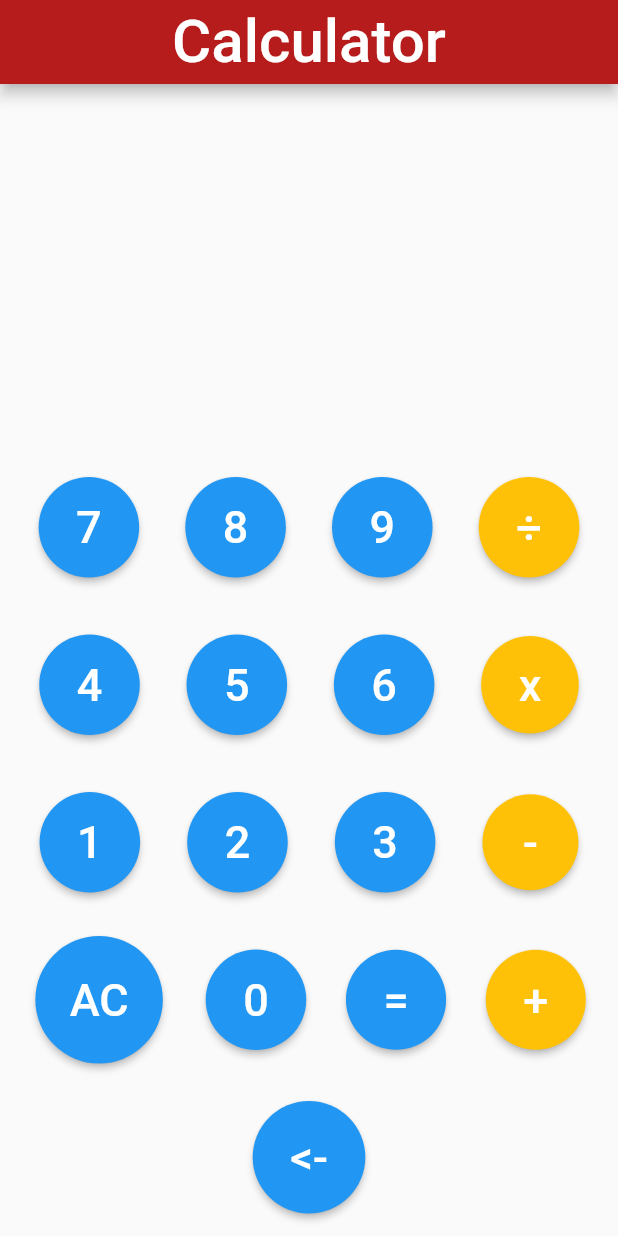
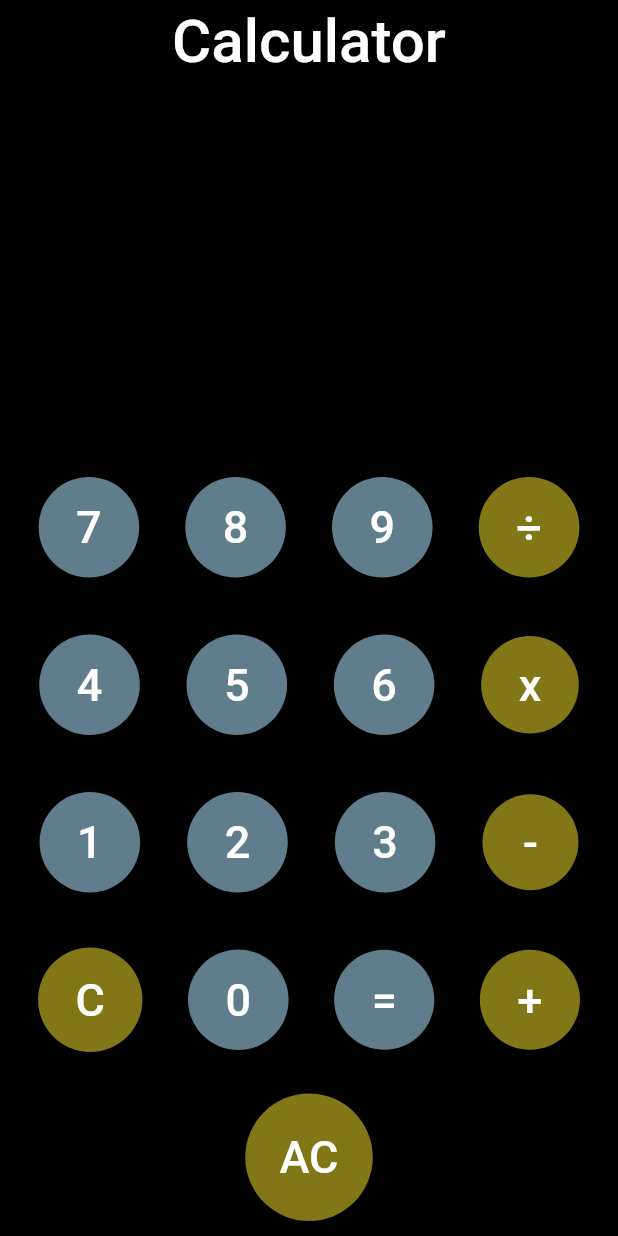
Before and after one commit to nanu1605/flutter_calculator, a Flutter app: the screen it shows after launch, on a phone screen of 412 x 824 dp. Run offline on Flutter 3.47's test engine with Material 2 defaults, Android fonts, the phone set to English and light mode, and no system bars; Roboto replaces fonts that are missing (Raleway).

Commit message:
UI changed

```diff
--- a/lib/main.dart
+++ b/lib/main.dart
@@ -21,6 +21,7 @@ class _MyHomePageState extends State<MyHomePage> {
   late String texttodisplay = '';
   late String operation = '';
   late String history = '';
+  static const dullyellow = const Color(0xFF827717);
 
   void buttonclick(String buttonvalue){
     if(buttonvalue=='AC'){
@@ -75,9 +76,10 @@ class _MyHomePageState extends State<MyHomePage> {
           style: TextStyle(fontFamily: 'Raleway', fontSize: 40),
         ),
         centerTitle: true,
-        backgroundColor: Colors.red[900],
+        backgroundColor: Colors.black,
       ),
       body: Container(
+        color: Colors.black,
         child: Column(
           mainAxisAlignment: MainAxisAlignment.end,
           children: <Widget>[
@@ -86,7 +88,7 @@ class _MyHomePageState extends State<MyHomePage> {
               alignment: const Alignment(1.0, 1.0),
               child: Text(
                 history,
-                style: const TextStyle(fontSize: 24, color: Colors.black),
+                style: const TextStyle(fontSize: 36, color: Colors.white),
               ),
             ),
             Container(
@@ -94,7 +96,7 @@ class _MyHomePageState extends State<MyHomePage> {
               alignment: const Alignment(1.0, 1.0),
               child: Text(
                 texttodisplay,
-                style: const TextStyle(fontSize: 48, color: Colors.black),
+                style: const TextStyle(fontSize: 54, color: Colors.white),
               ),
             ),
             Column(
@@ -105,13 +107,13 @@ class _MyHomePageState extends State<MyHomePage> {
                   crossAxisAlignment: CrossAxisAlignment.start,
                   children: <Widget>[
                     button.buildButton(
-                        '7', () => buttonclick('7'), Colors.blue),
+                        '7', () => buttonclick('7'), Colors.blueGrey),
                     button.buildButton(
-                        '8', () => buttonclick('8'), Colors.blue),
+                        '8', () => buttonclick('8'), Colors.blueGrey),
                     button.buildButton(
-                        '9', () => buttonclick('9'), Colors.blue),
+                        '9', () => buttonclick('9'), Colors.blueGrey),
                     button.buildButton(
-                        '÷', () => buttonclick('/'), Colors.amber),
+                        '÷', () => buttonclick('/'), dullyellow),
                   ],
                 ),
                 Row(
@@ -119,13 +121,13 @@ class _MyHomePageState extends State<MyHomePage> {
                   crossAxisAlignment: CrossAxisAlignment.start,
                   children: <Widget>[
                     button.buildButton(
-                        '4', () => buttonclick('4'), Colors.blue),
+                        '4', () => buttonclick('4'), Colors.blueGrey),
                     button.buildButton(
-                        '5', () => buttonclick('5'), Colors.blue),
+                        '5', () => buttonclick('5'), Colors.blueGrey),
                     button.buildButton(
-                        '6', () => buttonclick('6'), Colors.blue),
+                        '6', () => buttonclick('6'), Colors.blueGrey),
                     button.buildButton(
-                        'x', () => buttonclick('*'), Colors.amber),
+                        'x', () => buttonclick('*'), dullyellow),
                   ],
                 ),
                 Row(
@@ -133,13 +135,13 @@ class _MyHomePageState extends State<MyHomePage> {
                   crossAxisAlignment: CrossAxisAlignment.start,
                   children: <Widget>[
                     button.buildButton(
-                        '1', () => buttonclick('1'), Colors.blue),
+                        '1', () => buttonclick('1'), Colors.blueGrey),
                     button.buildButton(
-                        '2', () => buttonclick('2'), Colors.blue),
+                        '2', () => buttonclick('2'), Colors.blueGrey),
                     button.buildButton(
-                        '3', () => buttonclick('3'), Colors.blue),
+                        '3', () => buttonclick('3'), Colors.blueGrey),
                     button.buildButton(
-                        '-', () => buttonclick('-'), Colors.amber),
+                        '-', () => buttonclick('-'), dullyellow),
                   ],
                 ),
                 Row(
@@ -147,13 +149,13 @@ class _MyHomePageState extends State<MyHomePage> {
                   crossAxisAlignment: CrossAxisAlignment.start,
                   children: <Widget>[
                     button.buildButton(
-                        'AC', () => buttonclick('AC'), Colors.blue),
+                        'C', () => buttonclick('back'), dullyellow),
                     button.buildButton(
-                        '0', () => buttonclick('0'), Colors.blue),
+                        '0', () => buttonclick('0'), Colors.blueGrey),
                     button.buildButton(
-                        '=', () => buttonclick('='), Colors.blue),
+                        '=', () => buttonclick('='), Colors.blueGrey),
                     button.buildButton(
-                        '+', () => buttonclick('+'), Colors.amber),
+                        '+', () => buttonclick('+'), dullyellow),
                   ],
                 ),
                 Row(
@@ -161,7 +163,7 @@ class _MyHomePageState extends State<MyHomePage> {
                   crossAxisAlignment: CrossAxisAlignment.start,
                   children: <Widget>[
                     button.buildButton(
-                        '<-', () => buttonclick('back'), Colors.blue),
+                        'AC', () => buttonclick('AC'), dullyellow),
                   ],
                 ),
               ],
--- a/pubspec.yaml
+++ b/pubspec.yaml
@@ -46,7 +46,7 @@ dev_dependencies:
   # package. See that file for information about deactivating specific lint
   # rules and activating additional ones.
   flutter_lints: ^2.0.0
-
+  build_runner: ^2.4.6
 # For information on the generic Dart part of this file, see the
 # following page: https://dart.dev/tools/pub/pubspec
 
```
Also changed, not shown: logo.png (added), pubspec.lock.
